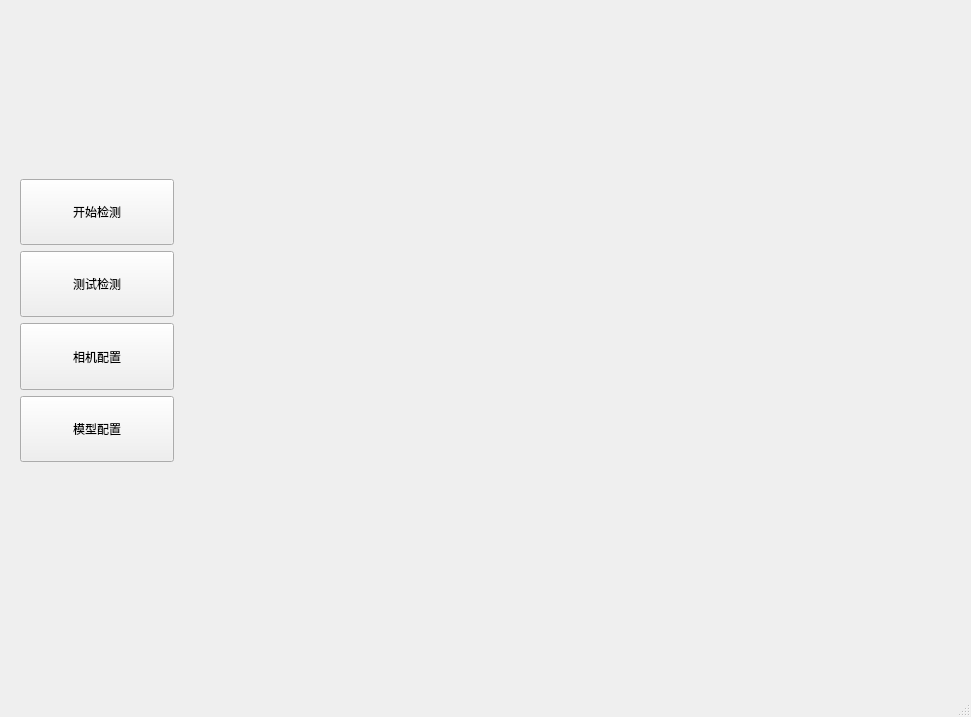
Old version of the form Fabric_UI/HMI.ui in the repository shuaih7/FabricUI.
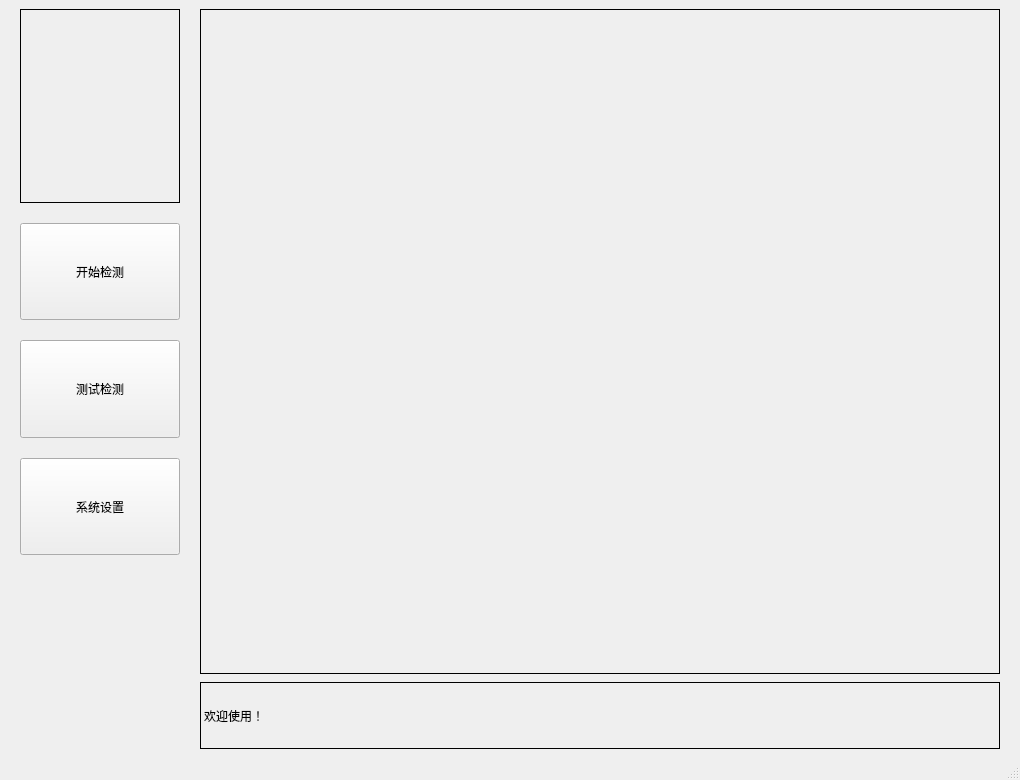
New version of the form.

Patch:
```diff
--- a/Fabric_UI/HMI.ui
+++ b/Fabric_UI/HMI.ui
@@ -6,28 +6,48 @@
    <rect>
     <x>0</x>
     <y>0</y>
-    <width>971</width>
-    <height>717</height>
+    <width>1020</width>
+    <height>780</height>
    </rect>
   </property>
   <property name="windowTitle">
    <string>布匹缺陷检测UI</string>
   </property>
   <widget class="QWidget" name="centralwidget">
-   <widget class="QWidget" name="">
-    <property name="geometry">
-     <rect>
-      <x>20</x>
-      <y>40</y>
-      <width>931</width>
-      <height>621</height>
-     </rect>
-    </property>
+   <property name="sizePolicy">
+    <sizepolicy hsizetype="Preferred" vsizetype="Preferred">
+     <horstretch>0</horstretch>
+     <verstretch>0</verstretch>
+    </sizepolicy>
+   </property>
+   <property name="minimumSize">
+    <size>
+     <width>1000</width>
+     <height>700</height>
+    </size>
+   </property>
+   <layout class="QGridLayout" name="gridLayout">
+    <property name="leftMargin">
+     <number>20</number>
+    </property>
+    <property name="rightMargin">
+     <number>20</number>
+    </property>
+    <property name="horizontalSpacing">
+     <number>11</number>
+    </property>
+    <item row="0" column="0">
     <layout class="QHBoxLayout" name="horizontalLayout" stretch="1,5">
+      <property name="spacing">
+       <number>20</number>
+      </property>
      <item>
-      <layout class="QVBoxLayout" name="verticalLayout" stretch="2,1,1,1,1,3">
+       <layout class="QVBoxLayout" name="verticalLayout" stretch="2,1,1,1,2">
        <item>
         <widget class="QLabel" name="logoLabel">
+          <property name="frameShape">
+           <enum>QFrame::Box</enum>
+          </property>
          <property name="text">
           <string/>
          </property>
@@ -71,20 +91,7 @@
           </sizepolicy>
          </property>
          <property name="text">
-          <string>相机配置</string>
-         </property>
-        </widget>
-       </item>
-       <item>
-        <widget class="QPushButton" name="modelBtn">
-         <property name="sizePolicy">
-          <sizepolicy hsizetype="Preferred" vsizetype="Preferred">
-           <horstretch>0</horstretch>
-           <verstretch>0</verstretch>
-          </sizepolicy>
-         </property>
-         <property name="text">
-          <string>模型配置</string>
+           <string>系统设置</string>
          </property>
         </widget>
        </item>
@@ -104,9 +111,15 @@
       </layout>
      </item>
      <item>
-      <layout class="QVBoxLayout" name="verticalLayout_2" stretch="5,1">
+       <layout class="QVBoxLayout" name="verticalLayout_2" stretch="10,1">
+        <property name="spacing">
+         <number>8</number>
+        </property>
        <item>
         <widget class="QLabel" name="imageLabel">
+          <property name="frameShape">
+           <enum>QFrame::Box</enum>
+          </property>
          <property name="text">
           <string/>
          </property>
@@ -114,15 +127,19 @@
        </item>
        <item>
         <widget class="QLabel" name="statusLabel">
+          <property name="frameShape">
+           <enum>QFrame::Box</enum>
+          </property>
          <property name="text">
-          <string/>
+           <string>欢迎使用！</string>
          </property>
         </widget>
        </item>
       </layout>
      </item>
     </layout>
-   </widget>
+    </item>
+   </layout>
   </widget>
   <widget class="QMenuBar" name="menubar">
    <property name="geometry">
```
Left out of the diff: 43 changed lines with no effect on the pictures. Lines whose indentation alone changed are shown as unchanged.
